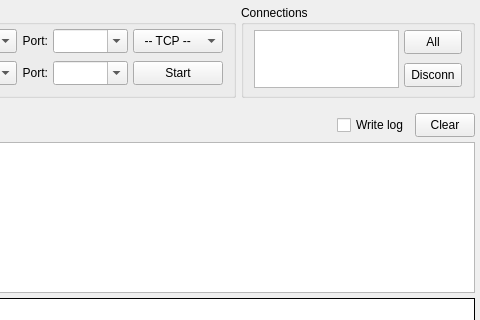
Above: src/transferform.ui from Windowsist/sokit2 before the change; both pictures show x 200 to 680 and y 0 to 320 of the 680 by 450 pixel window. Below: the same form after it.
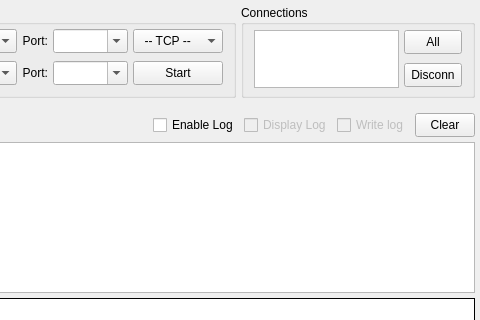
That is the form after the change.

Diff of the .ui file:
```diff
--- a/src/transferform.ui
+++ b/src/transferform.ui
@@ -595,8 +595,28 @@
        </property>
       </spacer>
      </item>
+     <item>
+      <widget class="QCheckBox" name="chkLogLog">
+       <property name="text">
+        <string>Enable Log</string>
+       </property>
+      </widget>
+     </item>
+     <item>
+      <widget class="QCheckBox" name="chkDisplay">
+       <property name="enabled">
+        <bool>false</bool>
+       </property>
+       <property name="text">
+        <string>Display Log</string>
+       </property>
+      </widget>
+     </item>
      <item>
       <widget class="QCheckBox" name="chkLog">
+       <property name="enabled">
+        <bool>false</bool>
+       </property>
        <property name="text">
         <string>Write log</string>
        </property>
```
